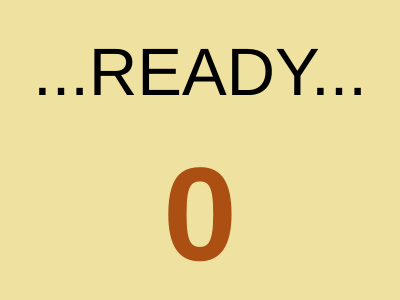
First picture: the form in ReadyPoster.ui, repository xintrea/movenoid, before the edit.
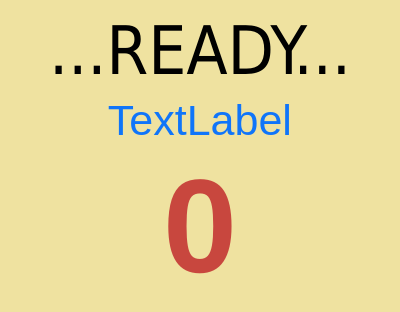
Second picture: the form after the edit.

Commit message: Сделано многофункциональное окно с обратным отсчетом времени

The edit to the form file:
```diff
--- a/ReadyPoster.ui
+++ b/ReadyPoster.ui
@@ -84,6 +84,7 @@
       <widget class="QLabel" name="readyLabel">
        <property name="font">
         <font>
+         <family>DejaVu Sans Condensed</family>
          <pointsize>50</pointsize>
         </font>
        </property>
@@ -95,6 +96,58 @@
        </property>
       </widget>
      </item>
+     <item>
+      <widget class="QLabel" name="line2Label">
+       <property name="palette">
+        <palette>
+         <active>
+          <colorrole role="WindowText">
+           <brush brushstyle="SolidPattern">
+            <color alpha="255">
+             <red>16</red>
+             <green>117</green>
+             <blue>249</blue>
+            </color>
+           </brush>
+          </colorrole>
+         </active>
+         <inactive>
+          <colorrole role="WindowText">
+           <brush brushstyle="SolidPattern">
+            <color alpha="255">
+             <red>16</red>
+             <green>117</green>
+             <blue>249</blue>
+            </color>
+           </brush>
+          </colorrole>
+         </inactive>
+         <disabled>
+          <colorrole role="WindowText">
+           <brush brushstyle="SolidPattern">
+            <color alpha="255">
+             <red>190</red>
+             <green>190</green>
+             <blue>190</blue>
+            </color>
+           </brush>
+          </colorrole>
+         </disabled>
+        </palette>
+       </property>
+       <property name="font">
+        <font>
+         <pointsize>32</pointsize>
+        </font>
+       </property>
+       <property name="text">
+        <string>TextLabel</string>
+       </property>
+       <property name="alignment">
+        <set>Qt::AlignCenter</set>
+       </property>
+      </widget>
+     </item>
      <item>
       <widget class="QLabel" name="countDownLabel">
        <property name="palette">
@@ -103,9 +156,9 @@
           <colorrole role="WindowText">
            <brush brushstyle="SolidPattern">
             <color alpha="255">
-             <red>171</red>
-             <green>79</green>
-             <blue>18</blue>
+             <red>200</red>
+             <green>71</green>
+             <blue>62</blue>
             </color>
            </brush>
           </colorrole>
@@ -123,9 +176,9 @@
           <colorrole role="WindowText">
            <brush brushstyle="SolidPattern">
             <color alpha="255">
-             <red>171</red>
-             <green>79</green>
-             <blue>18</blue>
+             <red>200</red>
+             <green>71</green>
+             <blue>62</blue>
             </color>
            </brush>
           </colorrole>
```
Left out of the diff: 2 changed lines with no effect on the pictures. The commit also changes 5 other files.
